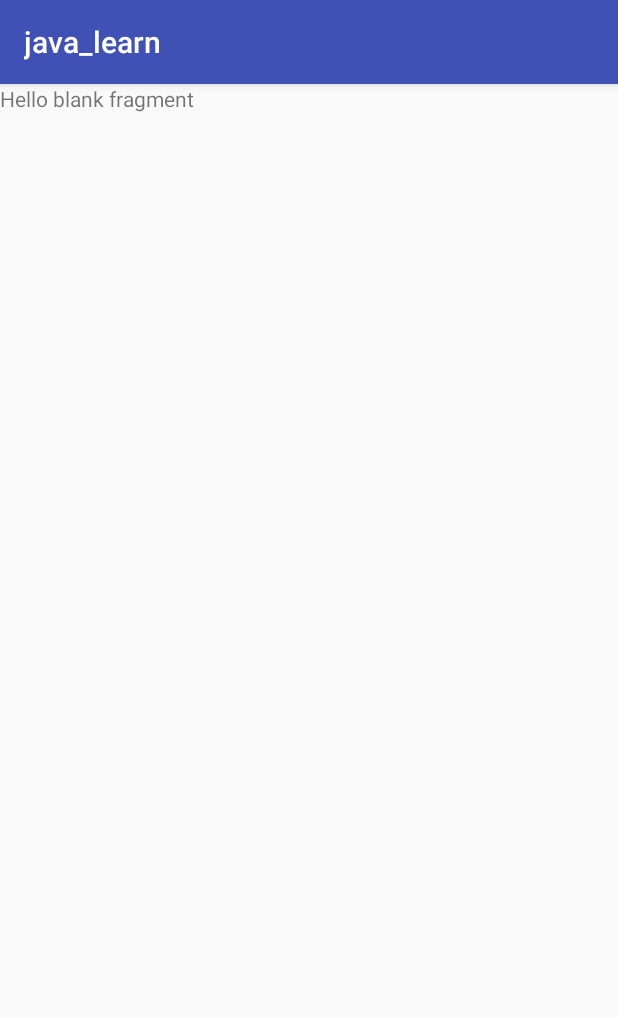
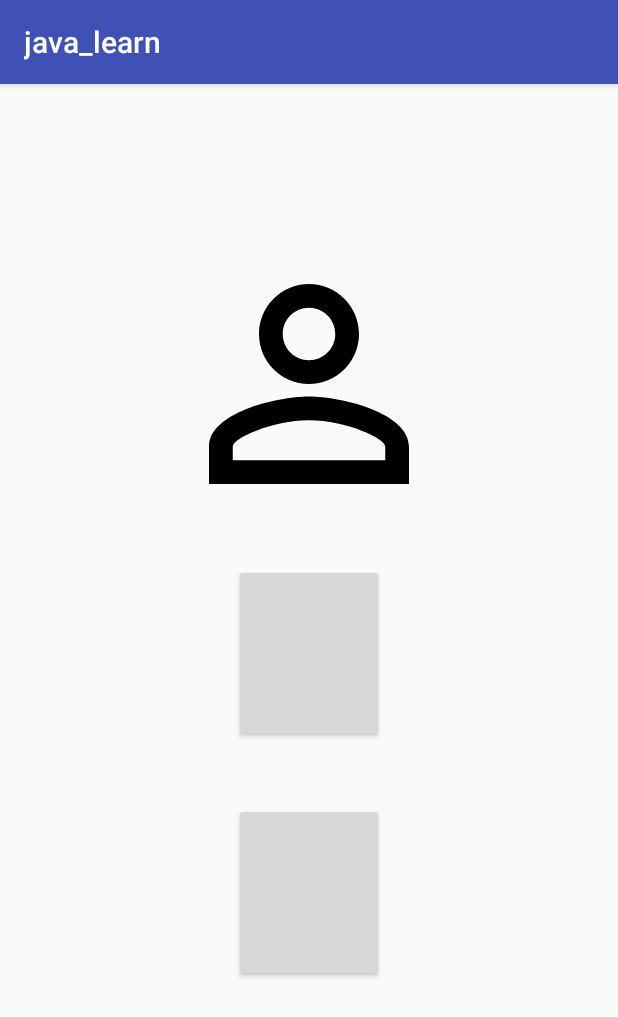
Before and after one commit to project-java-learn/java_learn, an Android app: the fragment HomeFragment shown on its own in the app's theme, on a phone screen of 412 x 824 dp. Shown: the top 1017 px of the screen. Run offline under Robolectric (Android 15) with nearby library versions, the phone set to English and light mode, and no system bars.

Commit message:
added image view and 4 buttons to home fragment

```diff
--- /dev/null
+++ b/app/src/main/res/drawable/ic_person_outline.xml
@@ -0,0 +1,9 @@
+<vector xmlns:android="http://schemas.android.com/apk/res/android"
+        android:width="24dp"
+        android:height="24dp"
+        android:viewportWidth="24.0"
+        android:viewportHeight="24.0">
+    <path
+        android:fillColor="#FF000000"
+        android:pathData="M12,5.9c1.16,0 2.1,0.94 2.1,2.1s-0.94,2.1 -2.1,2.1S9.9,9.16 9.9,8s0.94,-2.1 2.1,-2.1m0,9c2.97,0 6.1,1.46 6.1,2.1v1.1L5.9,18.1L5.9,17c0,-0.64 3.13,-2.1 6.1,-2.1M12,4C9.79,4 8,5.79 8,8s1.79,4 4,4 4,-1.79 4,-4 -1.79,-4 -4,-4zM12,13c-2.67,0 -8,1.34 -8,4v3h16v-3c0,-2.66 -5.33,-4 -8,-4z"/>
+</vector>
--- a/app/src/main/res/layout/fragment_home.xml
+++ b/app/src/main/res/layout/fragment_home.xml
@@ -1,14 +1,68 @@
 <?xml version="1.0" encoding="utf-8"?>
-<FrameLayout xmlns:android="http://schemas.android.com/apk/res/android"
+<RelativeLayout xmlns:android="http://schemas.android.com/apk/res/android"
   xmlns:tools="http://schemas.android.com/tools"
   android:layout_width="match_parent"
   android:layout_height="match_parent"
-  tools:context=".HomeFragment">
+  android:padding="100sp"
+  tools:context=".HomeFragment"
+  >
 
-  <!-- TODO: Update blank fragment layout -->
-  <TextView
-    android:layout_width="match_parent"
-    android:layout_height="match_parent"
-    android:text="@string/hello_blank_fragment"/>
+  <ImageSwitcher
+    android:id="@+id/user_image"
+    android:layout_width="wrap_content"
+    android:layout_height="wrap_content"
+    android:layout_centerHorizontal="true">
 
-</FrameLayout>
+    <ImageView
+      android:layout_width="200sp"
+      android:layout_height="200sp"
+      android:src="@drawable/ic_person_outline"
+      />
+  </ImageSwitcher>
+
+  <Button
+    android:id="@+id/button_one"
+    android:layout_width="wrap_content"
+    android:layout_height="wrap_content"
+    android:layout_marginTop="11dp"
+    android:layout_below="@+id/user_image"
+    android:layout_centerHorizontal="true"
+    android:padding="50dp"
+    android:layout_marginVertical="20sp"
+    />
+
+  <Button
+    android:id="@+id/button_two"
+    android:layout_width="wrap_content"
+    android:layout_height="wrap_content"
+    android:layout_marginTop="11dp"
+    android:layout_below="@+id/button_one"
+    android:layout_centerHorizontal="true"
+    android:padding="50sp"
+    android:layout_marginVertical="20sp"
+    />
+
+  <Button
+    android:id="@+id/button_three"
+    android:layout_width="wrap_content"
+    android:layout_height="wrap_content"
+    android:layout_marginTop="11dp"
+    android:layout_below="@+id/button_two"
+    android:layout_centerHorizontal="true"
+    android:padding="50sp"
+    android:layout_marginVertical="20sp"
+    />
+
+  <Button
+    android:id="@+id/button_four"
+    android:layout_width="wrap_content"
+    android:layout_height="wrap_content"
+    android:layout_marginTop="11dp"
+    android:layout_below="@+id/button_three"
+    android:layout_centerHorizontal="true"
+    android:padding="50sp"
+    android:layout_marginVertical="20sp"
+    />
+
+
+</RelativeLayout>
```
